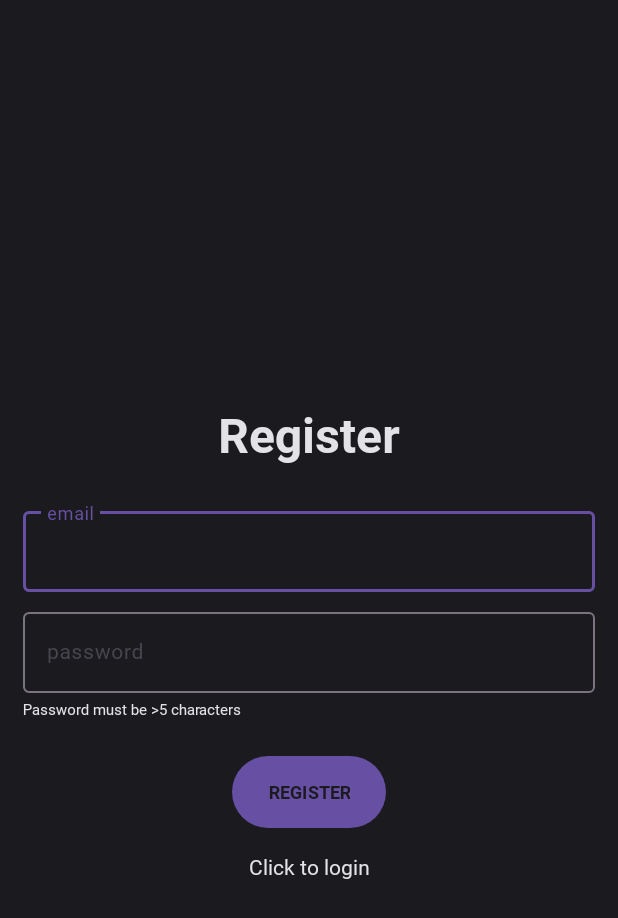
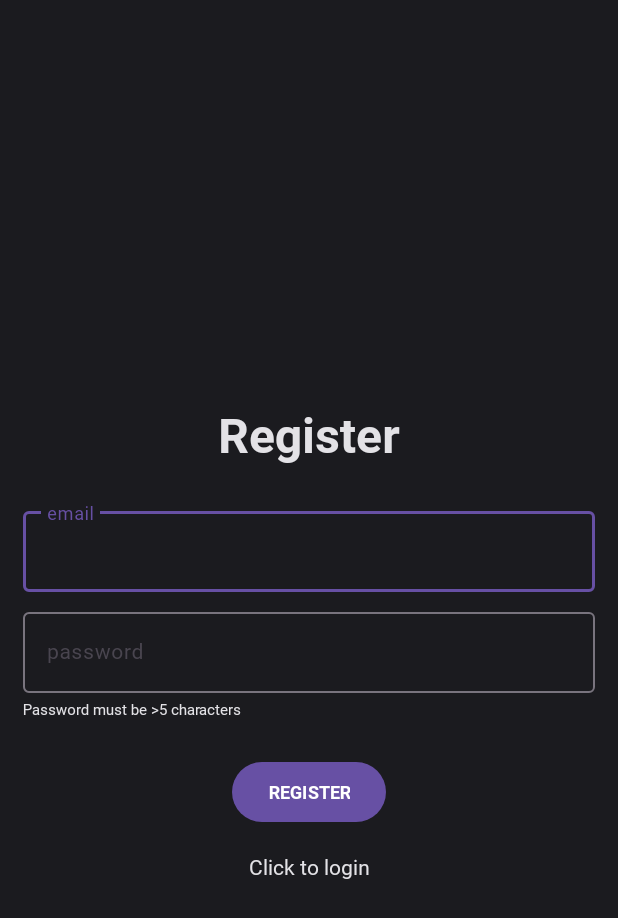
Before and after one commit to diniscarvalho19/WhatsNext, an Android app: the screen it shows after launch (Registration), after a tap on "Click to register", on a phone screen of 412 x 824 dp. Shown: the top 918 px of the screen. Run offline under Robolectric (Android 15) with nearby library versions, the phone set to English and light mode, and no system bars; our stand-ins replace Firebase (no records; nobody signed in at launch, a user with empty details on screens opened directly); pictures from the network do not load; 1 other tap on this screen came first.

Commit message:
movie item img fix, button improvement, watchlist improvement

```diff
--- a/app/src/main/java/com/dinis/whatsnext/WatchlistFragment.java
+++ b/app/src/main/java/com/dinis/whatsnext/WatchlistFragment.java
@@ -60,7 +60,7 @@ public class WatchlistFragment extends Fragment implements RecyclerViewInterface
                              Bundle savedInstanceState) {
         // Inflate the layout for this fragment
         root =inflater.inflate(R.layout.fragment_watchlist, container, false);
-        TextView textView = (TextView) root.findViewById(R.id.textView);
+        //TextView textView = (TextView) root.findViewById(R.id.textView);
         recyclerView = (RecyclerView) root.findViewById(R.id.recyclerView);
 
         List<MovieModelClass> movieList;
--- a/app/src/main/res/drawable/button_simple.xml
+++ b/app/src/main/res/drawable/button_simple.xml
@@ -1,7 +1,25 @@
 <?xml version="1.0" encoding="utf-8"?>
 <selector xmlns:android="http://schemas.android.com/apk/res/android">
     <!-- https://stackoverflow.com/questions/33847440/android-button-border-color -->
-    <item android:id="@+id/button_simple">
+    <item android:id="@+id/button_pressed" android:state_pressed="true">
+        <shape android:shape="rectangle">
+            <solid android:color="@color/d_surface" />
+            <stroke
+                android:width="@dimen/border_width"
+                android:color="@color/d_outline" />
+            <corners android:radius="@dimen/border_radius" />
+        </shape>
+    </item>
+    <item android:id="@+id/button_focused" android:state_focused="true">
+        <shape android:shape="rectangle">
+            <solid android:color="@color/d_surface" />
+            <!-- <stroke
+                android:width="@dimen/border_width"
+                android:color="@color/d_outline" /> -->
+            <corners android:radius="@dimen/border_radius" />
+        </shape>
+    </item>
+    <item android:id="@+id/button_default">
         <shape android:shape="rectangle">
             <solid android:color="@color/d_surface" />
             <!-- <stroke
--- a/app/src/main/res/layout/fragment_groups.xml
+++ b/app/src/main/res/layout/fragment_groups.xml
@@ -22,16 +22,18 @@
 
     <Button
         android:id="@+id/btn_create_group"
-        style="@style/ButtonText"
         android:layout_width="wrap_content"
         android:layout_height="wrap_content"
         android:layout_marginBottom="92dp"
+        style="@style/ButtonText"
         android:text="@string/create_group_2"
         app:layout_constraintBottom_toBottomOf="parent"
         app:layout_constraintEnd_toEndOf="parent"
         app:layout_constraintStart_toStartOf="parent"
         android:focusable="true"
         android:focusableInTouchMode="true"/>
+    <!--         style="@style/ButtonText" -->
+
 
 
 </androidx.constraintlayout.widget.ConstraintLayout>
--- a/app/src/main/res/layout/fragment_main_page.xml
+++ b/app/src/main/res/layout/fragment_main_page.xml
@@ -13,6 +13,8 @@
         android:layout_width="0dp"
         android:layout_height="wrap_content"
         android:layout_margin="8dp"
+        android:layout_marginTop="8dp"
+        android:layout_marginBottom="16dp"
         app:layout_constraintBottom_toTopOf="@+id/recyclerView"
         app:layout_constraintEnd_toEndOf="parent"
         app:layout_constraintStart_toStartOf="parent"
@@ -24,7 +26,8 @@
     <androidx.recyclerview.widget.RecyclerView
         android:id="@+id/recyclerView"
         android:layout_width="fill_parent"
-        android:layout_height="wrap_content"
+        android:layout_height="0dp"
+        android:layout_marginBottom="80dp"
         app:layout_constraintBottom_toBottomOf="parent"
         app:layout_constraintEnd_toEndOf="parent"
         app:layout_constraintHorizontal_bias="0.0"
--- a/app/src/main/res/layout/fragment_profile.xml
+++ b/app/src/main/res/layout/fragment_profile.xml
@@ -17,7 +17,8 @@
     <ImageView
         android:id="@+id/profile_pic"
         android:layout_width="137dp"
-        android:layout_height="120dp" />
+        android:layout_height="120dp"/>
+
     <ImageView
         android:layout_width="wrap_content"
         android:layout_height="20sp"/>
--- a/app/src/main/res/layout/popup_movie_recommendation.xml
+++ b/app/src/main/res/layout/popup_movie_recommendation.xml
@@ -23,6 +23,7 @@
             <TextView
                 android:layout_width="match_parent"
                 android:layout_height="wrap_content"
+                style="@style/TextHeader2"
                 android:text="Title"
                 android:id="@+id/movie_title_popup"
                 android:textColor="@color/d_on_surface_variant"/>
--- a/app/src/main/res/values/strings.xml
+++ b/app/src/main/res/values/strings.xml
@@ -48,5 +48,6 @@
     <string name="no_movies_in_common">no movies in common</string>
     <string name="recommendation">Recommendation:</string>
     <string name="recommendation_status">Recommendation Status</string>
+    <string name="watchlist_explanation">Add movies to your watchlist by using the search page!</string>
 
 </resources>
--- a/app/src/main/res/values/styles.xml
+++ b/app/src/main/res/values/styles.xml
@@ -63,8 +63,8 @@
     <style name="ButtonText">
         <item name="android:fontFamily">@font/roboto_bold</item>
         <item name="android:textSize">@dimen/text_button</item>
-        <item name="android:textColor">@color/d_surface</item>
-        <item name="android:background">@drawable/button_simple</item>
+        <!--<item name="android:textColor">@color/d_surface</item>
+        <item name="android:background">@drawable/button_simple</item>-->
         <item name="android:textAllCaps">true</item>
     </style>
 
```
Also changed, not shown: app/src/main/res/layout/fragment_watchlist.xml (+27 -7 lines), app/src/main/res/layout/movie_item.xml (+11 -8 lines).
